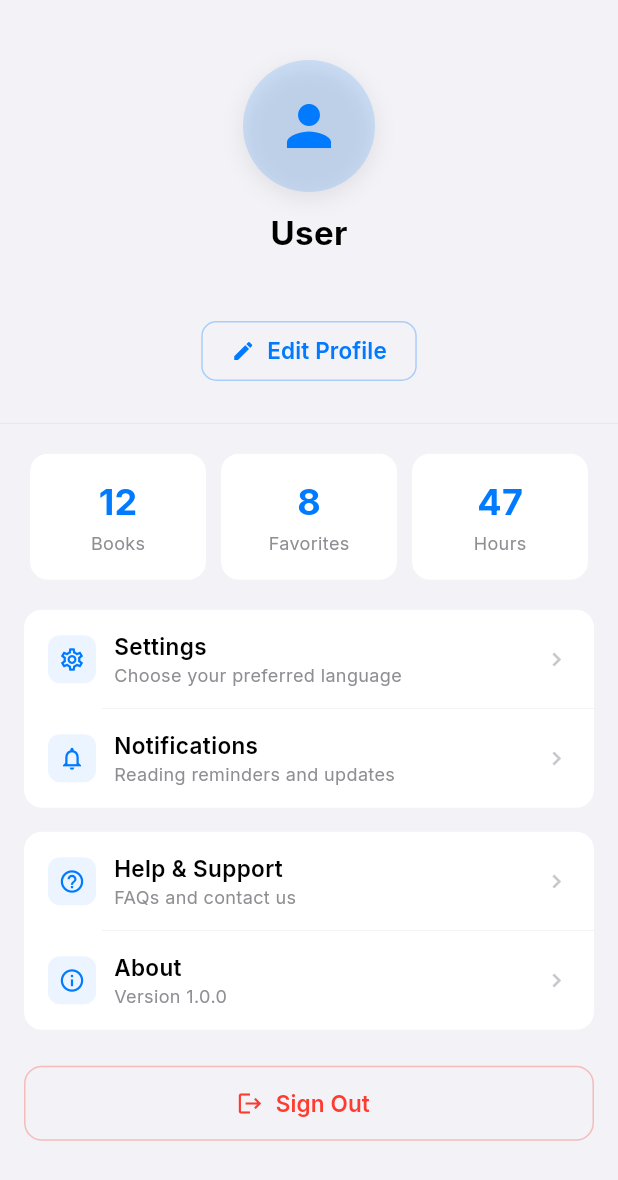
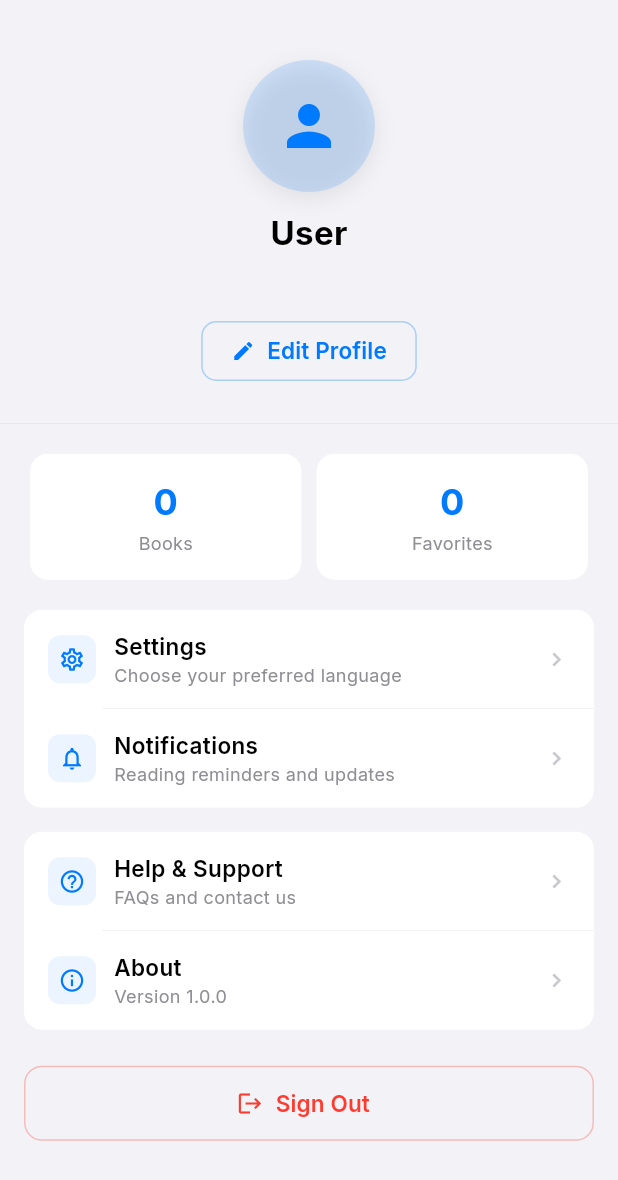
Before and after one commit to agentosroza-dev/ElibraryApp, a Flutter app: the ProfileScreen widget shown alone on an empty page, opened directly, on a phone screen of 412 x 824 dp. Shown: the top 1180 px of the screen. Run offline on Flutter 3.47's test engine with Material 3 defaults, Android fonts, the phone set to English and light mode, and no system bars; our stand-ins replace animate_do, cached_network_image, carousel_slider, delightful_toast, email_validator, flutter_local_notifications and 7 more; missing offline and left inert: liquid_bottom_nav_bar; accounts and stored records are empty; network calls fail.

Commit message:
add data to _buildStatsRow

```diff
--- a/lib/screens/library_screen.dart
+++ b/lib/screens/library_screen.dart
@@ -3,15 +3,12 @@ import 'package:cached_network_image/cached_network_image.dart';
 import 'package:flutter_spinkit/flutter_spinkit.dart';
 import 'package:provider/provider.dart';
 import 'package:skeletonizer/skeletonizer.dart';
-import '../config/api_config.dart';
 import '../config/base_url.dart';
 import '../config/theme.dart';
-import '../models/items_model.dart';
 import '../models/pdf_progress_model.dart';
 import '../services/api_client.dart';
 import '../utils/app_localizations.dart';
 import '../utils/font_scale.dart';
-import '../models/user_favorites.dart';
 import '../providers/pdf_progress_provider.dart';
 import '../providers/user_favorites_provider.dart';
 import 'items_details_screen.dart';
--- a/lib/screens/main_shell.dart
+++ b/lib/screens/main_shell.dart
@@ -35,6 +35,7 @@ class _MainShellState extends State<MainShell> {
 
   void _handleScrollNotification(ScrollNotification notification) {
     if (notification is UserScrollNotification) {
+      if (notification.metrics.axis != Axis.vertical) return;
       switch (notification.direction) {
         case ScrollDirection.forward:
           if (!_isNavBarVisible) {
--- a/lib/screens/profile_screen.dart
+++ b/lib/screens/profile_screen.dart
@@ -13,6 +13,8 @@ import 'help_support_screen.dart';
 import 'login_screen.dart';
 import 'notifications_screen.dart';
 import 'settings_screen.dart';
+import '../providers/user_favorites_provider.dart';
+import '../providers/pdf_progress_provider.dart';
 
 class ProfileScreen extends StatelessWidget {
   const ProfileScreen({super.key});
@@ -21,6 +23,8 @@ class ProfileScreen extends StatelessWidget {
   Widget build(BuildContext context) {
     final isDark = Theme.of(context).brightness == Brightness.dark;
     final cs = Theme.of(context).colorScheme;
+    final favProvider = context.watch<UserFavoritesProvider>();
+    final progressProvider = context.watch<PdfProgressProvider>();
 
     return Consumer<AuthProvider>(
       builder: (context, auth, _) {
@@ -28,9 +32,9 @@ class ProfileScreen extends StatelessWidget {
           child: Column(
             children: [
               _buildProfileHeader(context, cs, isDark, auth),
-              _buildStatsRow(context, cs, isDark),
+              _buildStatsRow(context, cs, isDark , favProvider, progressProvider),
               _buildMenuSection(context, cs, isDark),
-              const SizedBox(height: 32),
+              const SizedBox(height: 128),
             ],
           ),
         );
@@ -132,17 +136,16 @@ class ProfileScreen extends StatelessWidget {
     );
   }
 
-  Widget _buildStatsRow(BuildContext context, ColorScheme cs, bool isDark) {
+  Widget _buildStatsRow(BuildContext context, ColorScheme cs, bool isDark,
+      UserFavoritesProvider favProvider, PdfProgressProvider progressProvider) {
     final loc = AppLocalizations.of(context);
     return Padding(
       padding: const EdgeInsets.symmetric(horizontal: 20, vertical: 20),
       child: Row(
         children: [
-          _buildStatCard(context, loc.translate('books'), '12', cs, isDark),
+          _buildStatCard(context, loc.translate('books'), progressProvider.progressList.length.toString(), cs, isDark),
           const SizedBox(width: 10),
-          _buildStatCard(context, loc.translate('favorites'), '8', cs, isDark),
-          const SizedBox(width: 10),
-          _buildStatCard(context, loc.translate('hours'), '47', cs, isDark),
+          _buildStatCard(context, loc.translate('favorites'), favProvider.favorites.length.toString(), cs, isDark),
         ],
       ),
     );
```
Also changed, not shown: lib/screens/home_widget/home_banner.dart (+5 -4 lines), 1 other file.
